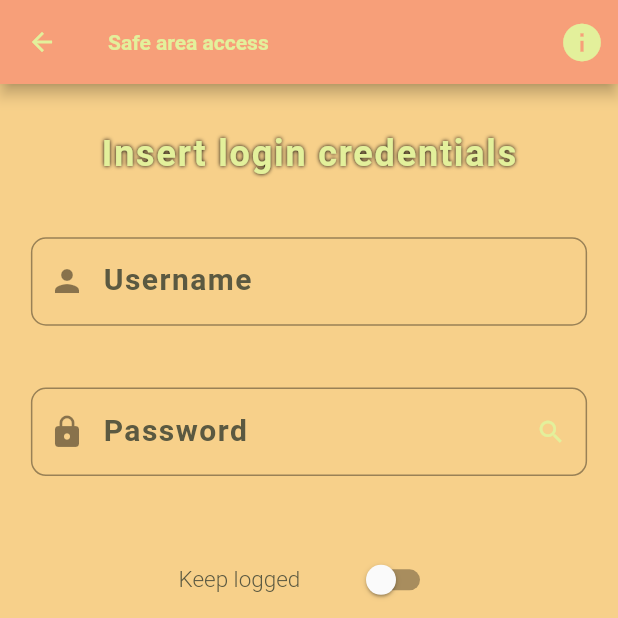
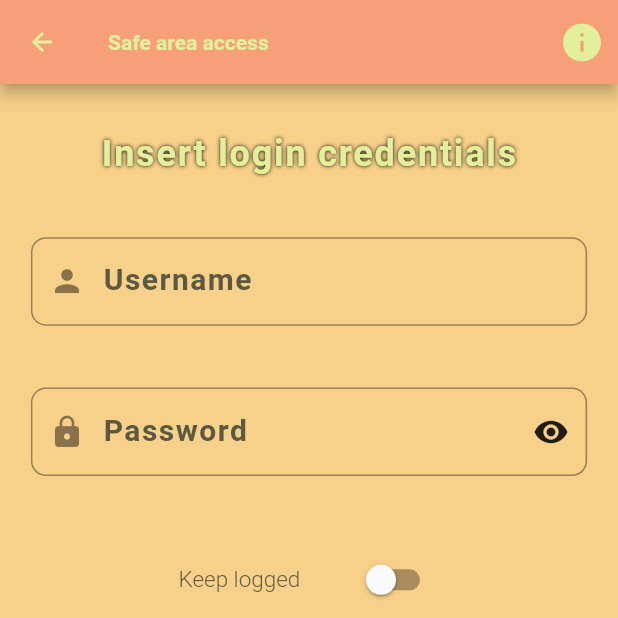
Before and after one commit to Gabriele266/MyOlder, a Flutter app: the LoginPage screen opened directly with empty values, on a phone screen of 412 x 824 dp, the top half of it. Run offline on Flutter 3.47's test engine with Material 2 defaults, Android fonts, the phone set to English and light mode, and no system bars; our stand-ins replace file_picker, flushbar, open_file; missing offline and left inert: aes_crypt, flutter_restart, keyboard_visibility; accounts and stored records are empty; Roboto replaces fonts that are missing (Times New Roman, Times new Roman).

Commit message:
Corrected issue #22

```diff
--- a/my_older/lib/pages/login-page.dart
+++ b/my_older/lib/pages/login-page.dart
@@ -71,9 +71,8 @@ class _LoginNormalState extends State<LoginPage> {
   }
 
   /// Displays the login info page
-  void _displayLoginInfo() {
-    Navigator.pushNamed(context, LoginInfoPage.routeName);
-  }
+  void _displayLoginInfo() =>
+      Navigator.pushNamed(context, LoginInfoPage.routeName);
 
   @override
   Widget build(BuildContext context) {
@@ -120,9 +119,9 @@ class _LoginNormalState extends State<LoginPage> {
   /// Builds the password suffix icon
   IconData _buildPasswordSuffixIcon() {
     if (_hidePassword) {
-      return Icons.search;
+      return Icons.remove_red_eye;
     }
-    return Icons.search_off_rounded;
+    return Icons.security;
   }
 
   /// Build the page heading
@@ -257,11 +256,17 @@ class _LoginNormalState extends State<LoginPage> {
               prefixIcon: const Icon(
                 Icons.lock,
               ),
-              suffixIcon: Icon(
-                _buildPasswordSuffixIcon(),
-                size: theme.primaryIconTheme.size,
-                color: theme.primaryIconTheme.color,
-              ),
+              suffixIcon: IconButton(
+                  icon: Icon(
+                    _buildPasswordSuffixIcon(),
+                    size: theme.iconTheme.size,
+                    color: theme.iconTheme.color,
+                  ),
+                  onPressed: () {
+                    setState(() {
+                      _hidePassword = !_hidePassword;
+                    });
+                  }),
               labelText: 'Password',
             ),
           ),
```
